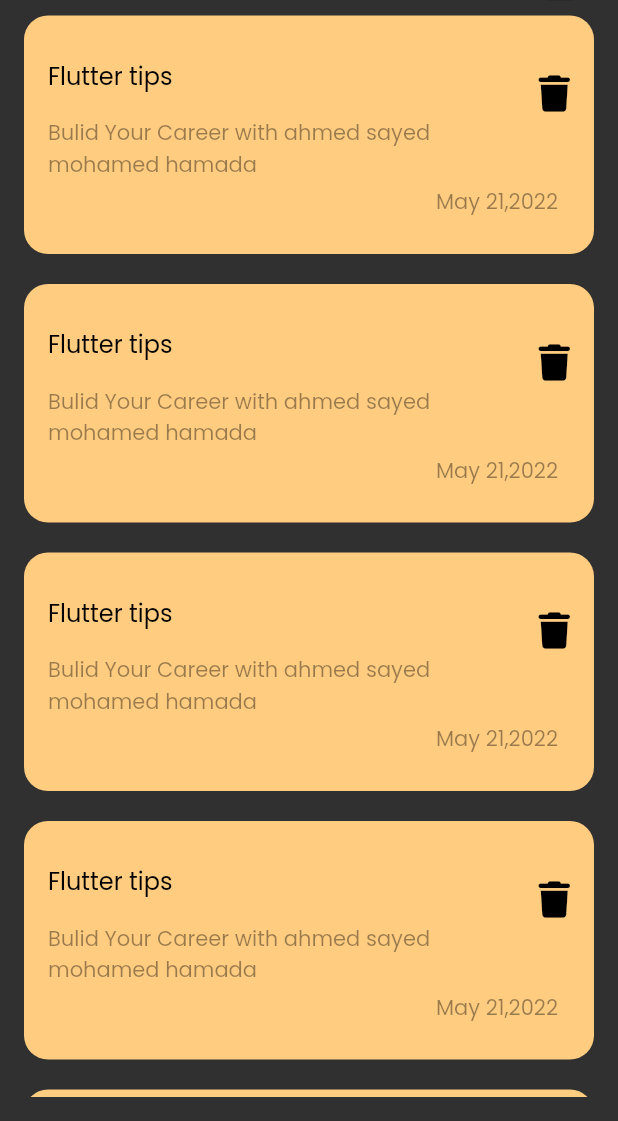
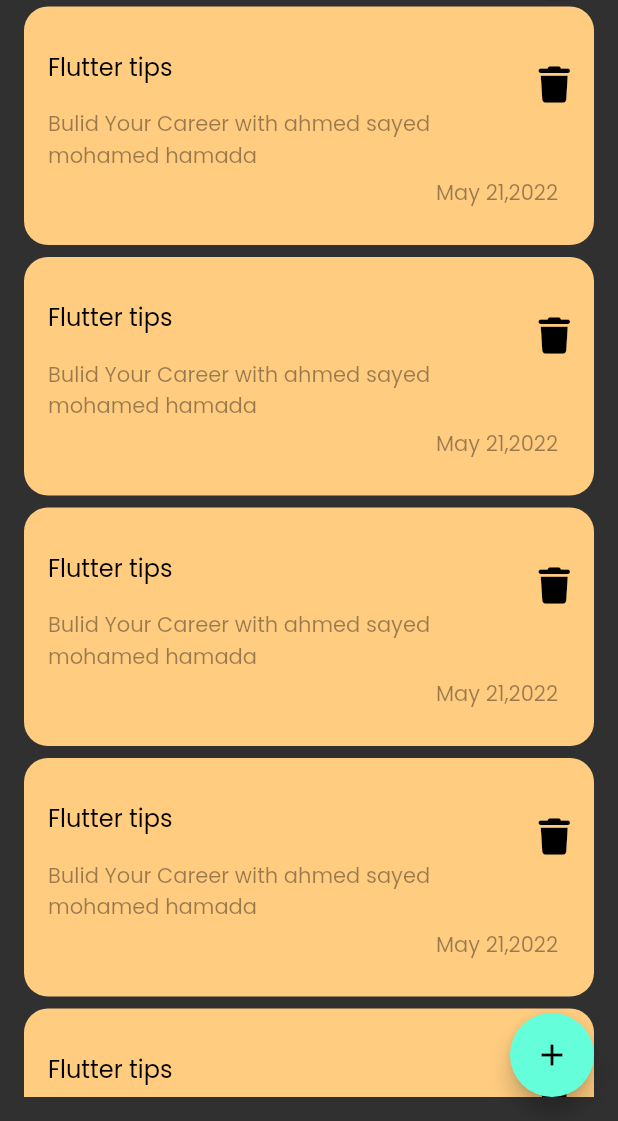
Before and after one commit to AhmedHamada83/notes_app, a Flutter app: the screen it shows after launch, on a phone screen of 412 x 824 dp, the part 115-1236 px from its top. Run offline on Flutter 3.47's test engine with Material 2 defaults, Android fonts, the phone set to English and light mode, and no system bars; our stand-ins replace font_awesome_flutter.

Commit message:
floating action button

```diff
--- a/lib/views/notes_view.dart
+++ b/lib/views/notes_view.dart
@@ -6,7 +6,8 @@ class NotesView extends StatelessWidget {
 
   @override
   Widget build(BuildContext context) {
-    return const Scaffold(
-      body: NotesAppBody() ,);
+    return  Scaffold(
+      floatingActionButton: FloatingActionButton(onPressed: (){},child: Icon(Icons.add),),
+      body: const NotesAppBody(),);
   }
 }
--- a/lib/views/widgets/NotesListView.dart
+++ b/lib/views/widgets/NotesListView.dart
@@ -9,7 +9,7 @@ class ItemBuilder extends StatelessWidget {
   Widget build(BuildContext context) {
     return ListView.builder(itemBuilder: ((context, index) {
       return const Padding(
-        padding: EdgeInsets.symmetric(vertical: 10),
+        padding: EdgeInsets.symmetric(vertical: 4),
         child:  ItemView(),
       );
     }));
```
